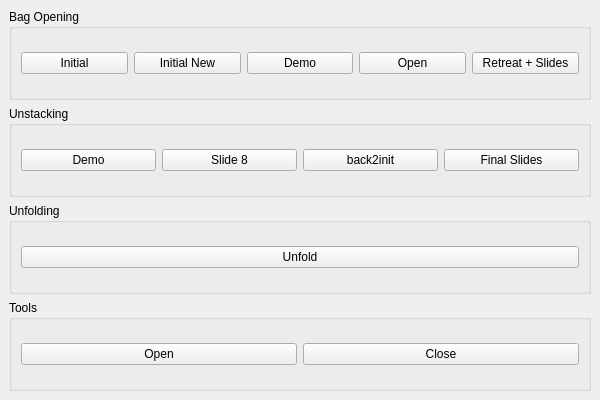
The window that softenable_display/resource/main_window.ui (llach/softenable-ui) describes before a commit, drawn with Qt 5.
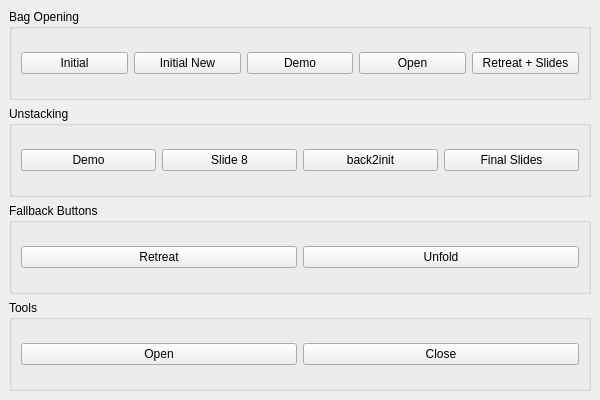
The same window after the commit.

Commit message: retreat fallback button

The edit to the form file:
```diff
--- a/softenable_display/resource/main_window.ui
+++ b/softenable_display/resource/main_window.ui
@@ -51,9 +51,10 @@
     <item>
      <widget class="QGroupBox" name="groupUnfolding">
       <property name="title">
-       <string>Unfolding</string>
+       <string>Fallback Buttons</string>
       </property>
       <layout class="QHBoxLayout" name="horizontalLayout3">
+       <item><widget class="QPushButton" name="btnFallbackRetreat"><property name="text"><string>Retreat</string></property></widget></item>
        <item><widget class="QPushButton" name="btnUnfold"><property name="text"><string>Unfold</string></property></widget></item>
       </layout>
      </widget>
```
The commit also changes 1 other file.
